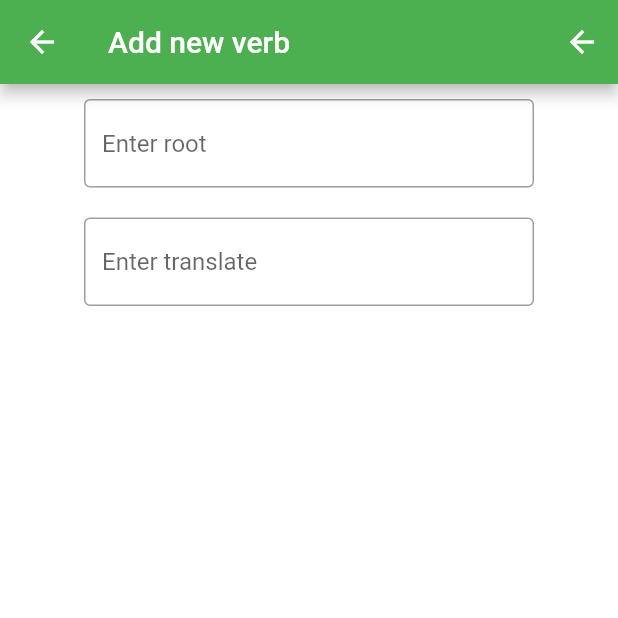
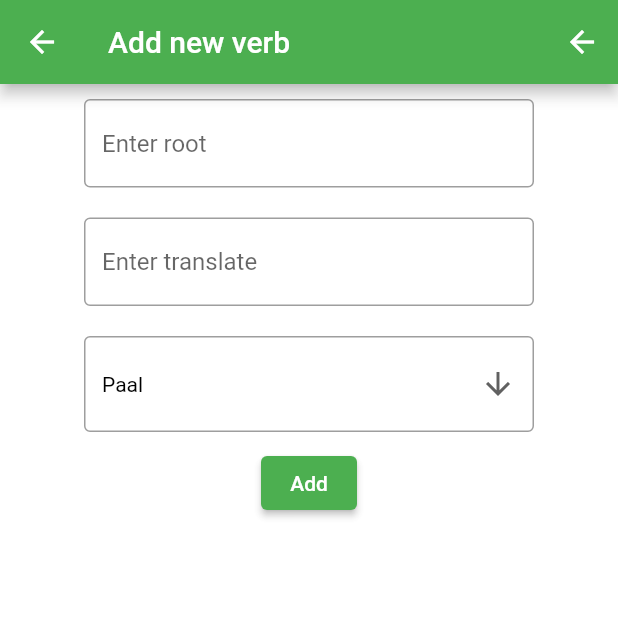
Before and after one commit to Pedrael/hebrewbear-flutter, a Flutter app: the AddWord screen opened directly, on a phone screen of 412 x 824 dp, the top half of it. Run offline on Flutter 3.47's test engine with Material 2 defaults, Android fonts, the phone set to English and light mode, and no system bars; our stand-ins replace flutter_slidable.

Commit message:
add word page wip

```diff
--- a/lib/layouts/addword/addword.dart
+++ b/lib/layouts/addword/addword.dart
@@ -1,15 +1,26 @@
 // ignore_for_file: prefer_const_constructors, prefer_const_literals_to_create_immutables
 
 import 'package:flutter/material.dart';
+import 'package:hebrewbear/data/dbmanager.dart';
+import 'package:hebrewbear/widgets/dropdown.dart';
+import 'package:provider/provider.dart';
+
+import '../../data/word.dart';
 
 class AddWord extends StatelessWidget {
 
-  const AddWord({super.key, required this.type});
+  AddWord({super.key, required this.type});
 
   final String type;
+  final _formKey = GlobalKey<FormState>();
+  final rootController = TextEditingController();
+  final translateController = TextEditingController();
+  final listItems = DBtypes;
+  String typeController = DBtypes.first;
 
   @override
   Widget build(BuildContext context) {
+
     return Scaffold(
       appBar: AppBar(
         title: Text("Add new $type"),
@@ -19,13 +30,16 @@ class AddWord extends StatelessWidget {
           ],
         ),
         body: Center(
+          child: Form(
+            key: _formKey,
             child: SizedBox(
               width: 300.0,
               child: Column(
                 children: [
                   Padding(
                     padding: EdgeInsets.symmetric(vertical: 10.0),
-                  child: TextField(
+                    child: TextFormField(
+                      controller: rootController,
                       decoration: InputDecoration(
                         border: OutlineInputBorder(),
                         hintText: 'Enter root',
@@ -34,15 +48,53 @@ class AddWord extends StatelessWidget {
                   ),
                   Padding(
                     padding: EdgeInsets.symmetric(vertical: 10.0),
-                  child: TextField(
+                    child: TextFormField(
+                      controller: translateController,
                       decoration: InputDecoration(
                         border: OutlineInputBorder(),
                         hintText: 'Enter translate',
                       ),
                     ),
                   ),
+                  Padding(
+                    padding: EdgeInsets.symmetric(vertical: 10.0),
+                    child: HebrewBearDropdown(
+                      listItems: listItems,
+                      defaultItem: typeController,
+                      onChanged: (String newValue) => {
+                      typeController = newValue
+                    },),
+                  ),
+                  ElevatedButton(
+                    onPressed: () {
+                           // Validate returns true if the form is valid, or false otherwise.
+                      if (_formKey.currentState!.validate()) {
+                        _formKey.currentState!.save();
+                        //final text = _formKey.currentState.toString();
+                        //print(rootController.text + " " + translateController.text + " " + typeController);
+                        // If the form is valid, display a snackbar. In the real world,
+                        // you'd often call a server or save the information in a database.
+                        Provider.of<WordsListNotifier>(context, listen: false).words.add(Word(
+                          rootController.text,
+                          translateController.text,
+                          typeController
+                        ));
+                        // context.read<WordsListNotifier>().words.add(Word(
+                        //   rootController.text,
+                        //   translateController.text,
+                        //   typeController
+                        // ));
+                        print(context.read<WordsListNotifier>().words.toString() + "!");
+                        ScaffoldMessenger.of(context).showSnackBar(
+                          const SnackBar(content: Text("Item added")),
+                        );
+                      }
+                    },
+                    child: Text('Add'),
+                  )
                 ]),
             ),
+          )
         ),
       );
   }
--- a/lib/widgets/dropdown.dart
+++ b/lib/widgets/dropdown.dart
@@ -1,16 +1,57 @@
-import 'package:flutter/src/widgets/container.dart';
-import 'package:flutter/src/widgets/framework.dart';
+import 'package:flutter/material.dart';
+import 'package:hebrewbear/data/dbmanager.dart';
 
+const items = DBtypes;
 class HebrewBearDropdown extends StatefulWidget {
-  const HebrewBearDropdown({super.key});
+
+  const HebrewBearDropdown({super.key, required this.onChanged, required this.defaultItem, required this.listItems});
+
+  final Function onChanged;
+  final String defaultItem;
+  final List<String> listItems;
 
   @override
-  State<HebrewBearDropdown> createState() => _HebrewBearDropdownState();
+  State<HebrewBearDropdown> createState() => _HebrewBearDropdownState(defaultItem);
 }
+//read<WordsListNotifier>().words.length
+class _HebrewBearDropdownState extends State<HebrewBearDropdown> {
 
-class _HebrewBearDropdownState extends State<HebrewBearDropdown> {
+  String dropDownValue;
+  _HebrewBearDropdownState(this.dropDownValue);
+
   @override
   Widget build(BuildContext context) {
-    return Container();
+
+    //final int length = items.length;
+    final int length = widget.listItems.length;
+
+    return Container(
+      child: DropdownButtonFormField<String>(
+        value: dropDownValue,
+        icon: const Icon(Icons.arrow_downward),
+        elevation: 16,
+        dropdownColor: Colors.white,
+        borderRadius: const BorderRadius.all(Radius.circular(4.0)),
+        decoration: const InputDecoration(
+          border: OutlineInputBorder(),
+        ),
+        focusColor: Colors.white,
+        style: const TextStyle(color: Colors.black),
+        items: [
+          ...List.generate(length, (index) => DropdownMenuItem<String>(
+            // value: items[index],
+            // child: Text(items[index]),
+            value: widget.listItems[index],
+            child: Text(widget.listItems[index]),
+          ))
+        ],
+        onChanged: (String? newValue) => {
+          setState(() {
+            dropDownValue = newValue!;
+            widget.onChanged(newValue);
+          })
+        },
+        ),
+    );
   }
 }
```
Also changed, not shown: lib/data/dbmanager.dart (+0 -9 lines). Lines whose indentation alone changed are shown as unchanged.
